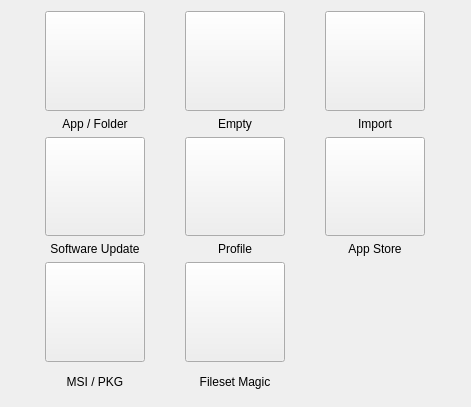
Old version of the form FWAdminLib/CreateNewFilesetDlg.ui in the repository fw-dev/translations.
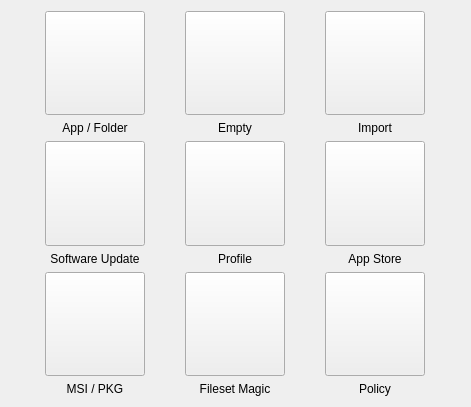
New version of the form. Icons and pictures are not drawn.

Patch:
```diff
--- a/FWAdminLib/CreateNewFilesetDlg.ui
+++ b/FWAdminLib/CreateNewFilesetDlg.ui
@@ -440,6 +440,60 @@
      </property>
     </widget>
    </item>
+   <item row="4" column="2">
+    <widget class="QPushButton" name="createPolicyFilesetPB">
+     <property name="sizePolicy">
+      <sizepolicy hsizetype="Minimum" vsizetype="Minimum">
+       <horstretch>0</horstretch>
+       <verstretch>0</verstretch>
+      </sizepolicy>
+     </property>
+     <property name="focusPolicy">
+      <enum>Qt::NoFocus</enum>
+     </property>
+     <property name="toolTip">
+      <string>Create a Policy fileset</string>
+     </property>
+     <property name="text">
+      <string/>
+     </property>
+     <property name="icon">
+      <iconset resource="../FileWaveGuiLib/GuiLib.qrc">
+       <normaloff>:/FileWave_Policy_Fileset</normaloff>:/FileWave_Policy_Fileset</iconset>
+     </property>
+     <property name="iconSize">
+      <size>
+       <width>32</width>
+       <height>32</height>
+      </size>
+     </property>
+    </widget>
+   </item>
+   <item row="5" column="2">
+    <widget class="QLabel" name="labelMagic_2">
+     <property name="sizePolicy">
+      <sizepolicy hsizetype="Preferred" vsizetype="Fixed">
+       <horstretch>0</horstretch>
+       <verstretch>0</verstretch>
+      </sizepolicy>
+     </property>
+     <property name="maximumSize">
+      <size>
+       <width>100</width>
+       <height>16777215</height>
+      </size>
+     </property>
+     <property name="text">
+      <string>Policy</string>
+     </property>
+     <property name="alignment">
+      <set>Qt::AlignCenter</set>
+     </property>
+     <property name="wordWrap">
+      <bool>true</bool>
+     </property>
+    </widget>
+   </item>
   </layout>
  </widget>
  <resources>
```
Left out of the diff: 1 changed line with no effect on the pictures.
